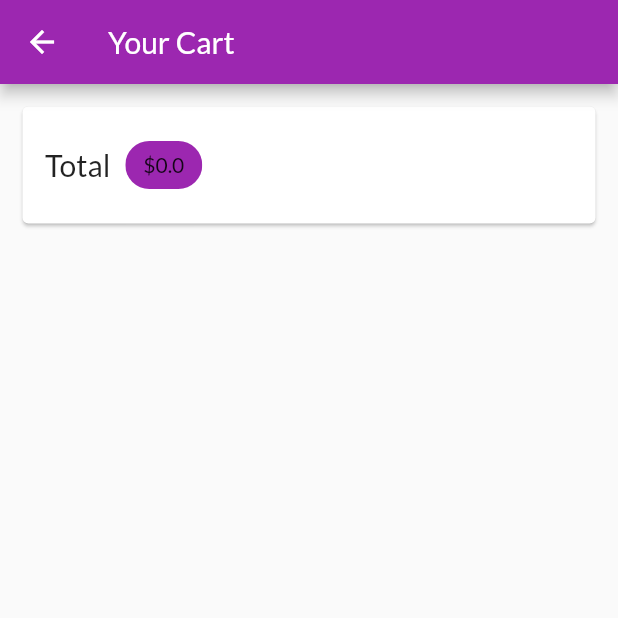
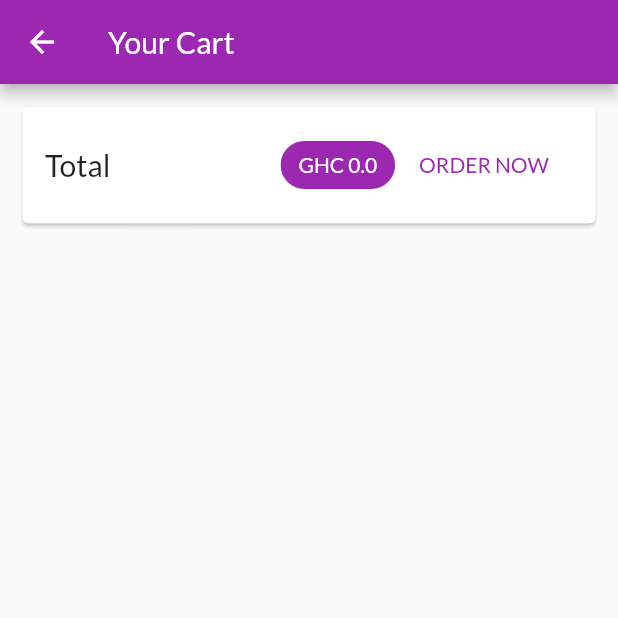
Before and after one commit to albertdugba/ecommerce-app-with-flutter-provider, a Flutter app: the CartScreen screen opened by its route, on a phone screen of 412 x 824 dp, the top half of it. Run offline on Flutter 3.47's test engine with Material 2 defaults, Android fonts, the phone set to English and light mode, and no system bars; network calls fail.

Commit message:
added a dismissable widget to cart items

```diff
--- a/lib/providers/cart.dart
+++ b/lib/providers/cart.dart
@@ -58,4 +58,9 @@ class Cart with ChangeNotifier {
 
     notifyListeners();
   }
+
+  void removeCartItem(String productID) {
+    _items.remove(productID);
+    notifyListeners();
+  }
 }
--- a/lib/screens/cart_screen.dart
+++ b/lib/screens/cart_screen.dart
@@ -1,6 +1,7 @@
 import 'package:flutter/material.dart';
 import 'package:provider/provider.dart';
 import 'package:shop_app/providers/cart.dart';
+import 'package:shop_app/widgets/cart_item.dart' as ci;
 
 class CartScreen extends StatelessWidget {
   static const routeName = '/cart';
@@ -19,20 +20,39 @@ class CartScreen extends StatelessWidget {
             child: Padding(
               padding: const EdgeInsets.all(15.0),
               child: Row(
+                mainAxisAlignment: MainAxisAlignment.spaceBetween,
                 children: <Widget>[
                   Text(
                     'Total',
                     style: TextStyle(fontSize: 20.0),
                   ),
-                  SizedBox(width: 10.0),
+                  Spacer(),
                   Chip(
-                    label: Text('\$${cart.totalAmount}'),
+                    label: Text('\GHC ${cart.totalAmount}',
+                        style: TextStyle(color: Colors.white)),
                     backgroundColor: Theme.of(context).primaryColor,
+                  ),
+                  FlatButton(
+                    child: Text('ORDER NOW'),
+                    textColor: Theme.of(context).primaryColor,
+                    onPressed: () {},
                   )
                 ],
               ),
             ),
           ),
+          SizedBox(height: 10.0),
+          Expanded(
+            child: ListView.builder(
+              itemCount: cart.items.length,
+              itemBuilder: (BuildContext context, index) => ci.CartItem(
+                  id: cart.items.values.toList()[index].id,
+                  productID: cart.items.keys.toList()[index],
+                  title: cart.items.values.toList()[index].title,
+                  quantity: cart.items.values.toList()[index].quantity,
+                  price: cart.items.values.toList()[index].price),
+            ),
+          )
         ],
       ),
     );
--- a/lib/screens/product_details_screen.dart
+++ b/lib/screens/product_details_screen.dart
@@ -3,9 +3,6 @@ import 'package:provider/provider.dart';
 import 'package:shop_app/providers/products.dart';
 
 class ProductDetailsScreen extends StatelessWidget {
-  // final String title;
-  // final double price;
-  // ProductDetailsScreen(this.title, this.price);
   static const routName = '/product-details';
   @override
   Widget build(BuildContext context) {
```
Also changed, not shown: lib/widgets/cart_item.dart (added, +50 -0 lines).
